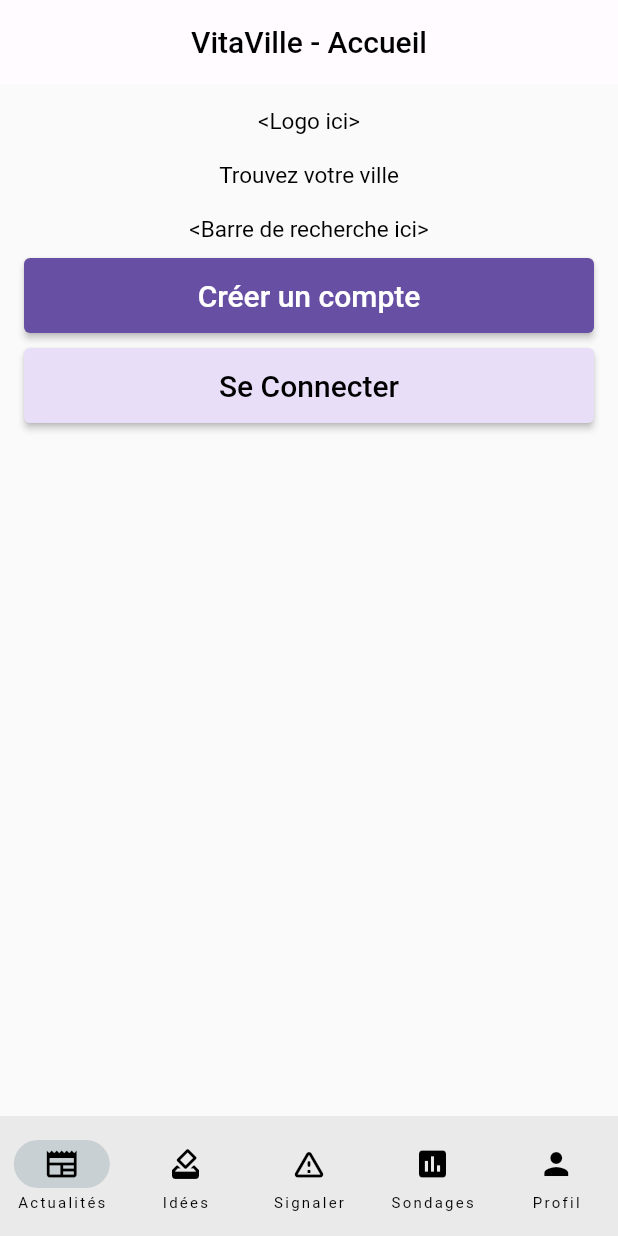
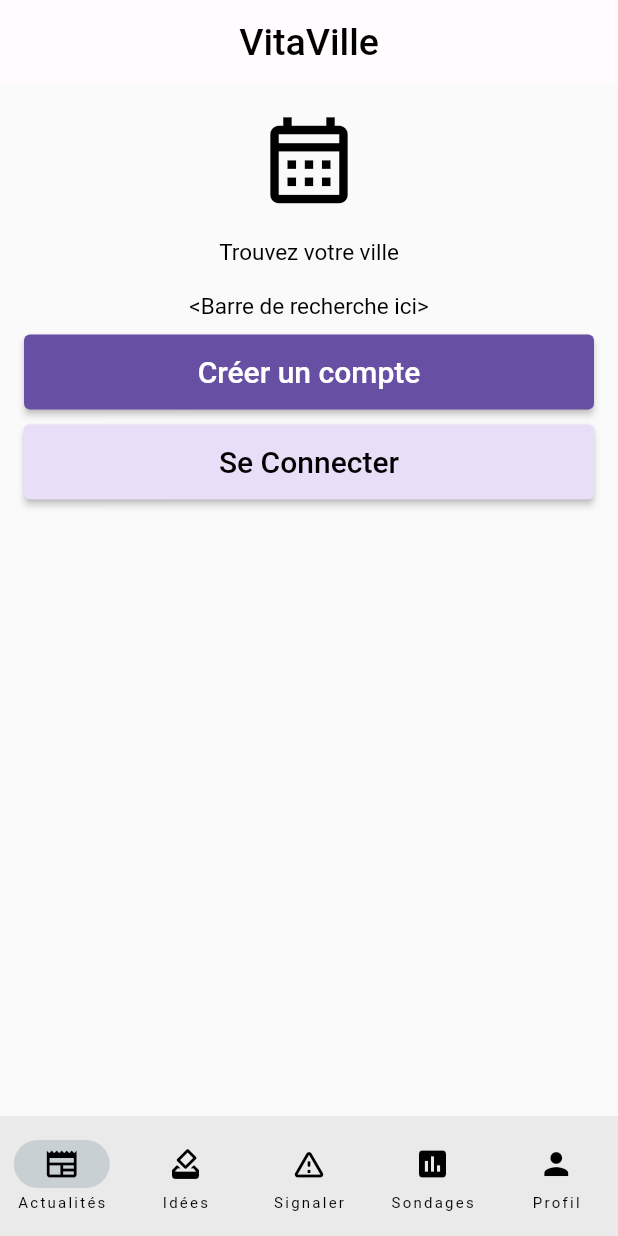
Before and after one commit to lucasburte/vitaville, a Flutter app: the screen it shows after launch, on a phone screen of 412 x 824 dp. Run offline on Flutter 3.47's test engine with Material 2 defaults, Android fonts, the light colour scheme and no system bars.

Commit message:
Reste à intégrer le logo, faire la searchbar et faire en sorte que l'accueil bouscule pas les pages

```diff
--- a/lib/accueil_page.dart
+++ b/lib/accueil_page.dart
@@ -9,14 +9,15 @@ class AccueilPage extends StatelessWidget {
     return Scaffold(
       appBar: AppBar(
         title: const Text(
-          "VitaVille - Accueil",
+          "VitaVille",
           style: TextStyle(
             color: Colors.black,
+            fontSize: 25,
           ),
         ),
-        backgroundColor: const Color(0xFFFFFBFE),
-        elevation: 0,
-        centerTitle: true,
+        backgroundColor: const Color(0xFFFFFBFE), //Couleur utilisée sur Figma
+        elevation: 0, //Retire l'ombre sous l'Appbar
+        centerTitle: true, //Permet de centrer le texte
       ),
       body: const RootPage(),
     );
@@ -48,12 +49,12 @@ class _AccueilPageState extends State<RootPage> {
             children: [
               Column(
                 children: [
-                  const Text(
-                    '<Logo ici>',
-                    style: TextStyle(
-                      color: Colors.black,
-                      fontSize: 15,
-                    ),
+                  const Icon(
+                    //ExactAssetImage('assets/images/Logo VitaVille noir.jpg')), (Voir comment intégrer le logo)
+                    Icons.calendar_month_outlined,
+                    color: Colors.black,
+                    size: 69.0, //Nice
+                    semanticLabel: 'Logo',
                   ),
 
                   const Text(
```
